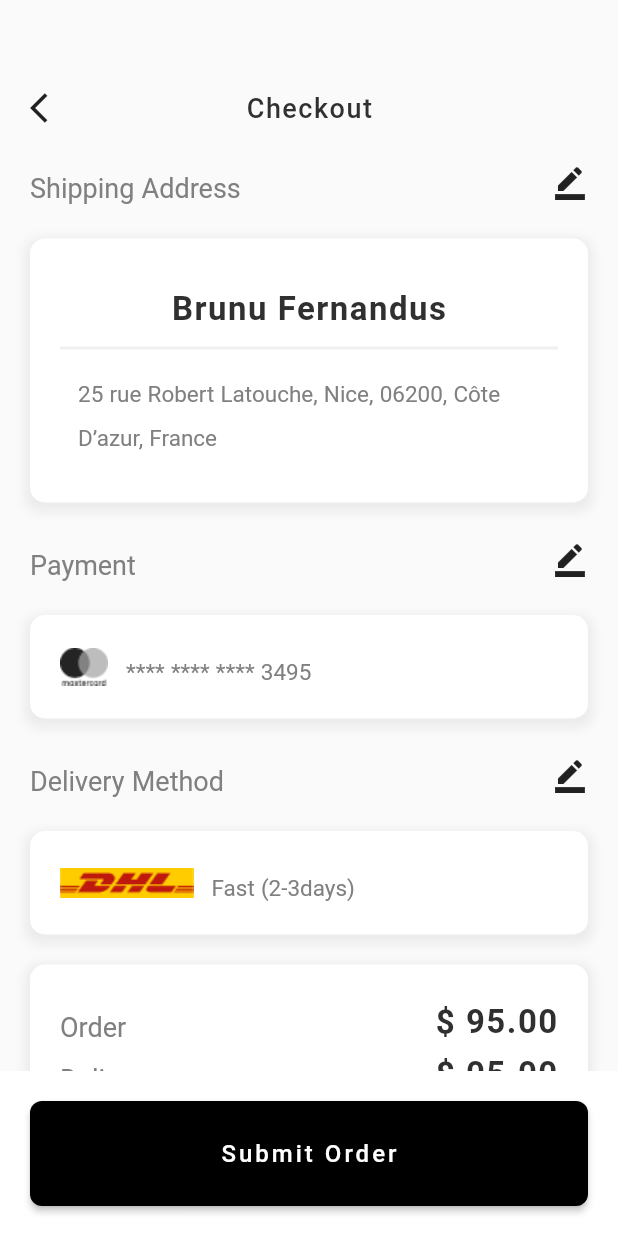
After one commit to tabiyah/FurnitureShopping, a Flutter app: the CheckoutScreen screen opened directly, on a phone screen of 412 x 824 dp. The commit adds this screen. Run offline on Flutter 3.47's test engine with Material 2 defaults, Android fonts, the phone set to English and light mode, and no system bars; Roboto replaces fonts that are missing (Gelasio, Nunito Sans).

Commit message:
checkout

```diff
--- /dev/null
+++ b/lib/commons/reuasabel_bottom_button.dart
@@ -0,0 +1,24 @@
+import 'package:flutter/material.dart';
+import 'package:furniture/commons/reusable_button.dart';
+
+class ReusableBottomButton extends StatelessWidget {
+  const ReusableBottomButton({super.key, required this.bottomButton});
+  final ReusableButton bottomButton;
+  @override
+  Widget build(BuildContext context) {
+    Size size = MediaQuery.of(context).size;
+    return BottomAppBar(
+        elevation: 0.0,
+        child: Row(
+          children: [
+            Expanded(
+              child: Padding(
+                padding: const EdgeInsets.all(20.0),
+                child: SizedBox(
+                    height: 70, width: size.width, child: bottomButton),
+              ),
+            ),
+          ],
+        ));
+  }
+}
--- /dev/null
+++ b/lib/commons/reusable_appbar.dart
@@ -0,0 +1,35 @@
+import 'package:flutter/material.dart';
+
+class ReusableAppBar extends StatelessWidget {
+  const ReusableAppBar({super.key, required this.title});
+  final String title;
+  @override
+  Widget build(BuildContext context) {
+    return Row(
+      children: [
+        GestureDetector(
+          onTap: () {
+            Navigator.pop(context);
+          },
+          child: const Icon(
+            Icons.arrow_back_ios,
+          ),
+        ),
+        const SizedBox(
+          width: 120,
+        ),
+        Text(
+          title,
+          style: const TextStyle(
+            color: Color(0xff303030),
+            fontFamily: 'Gelasio',
+            fontSize: 18.0,
+            fontWeight: FontWeight.w500,
+            height: 1.26,
+            letterSpacing: 1.0,
+          ),
+        ),
+      ],
+    );
+  }
+}
--- /dev/null
+++ b/lib/commons/reusable_checkout_container.dart
@@ -0,0 +1,36 @@
+import 'package:flutter/material.dart';
+
+class ReusableCheckoutContainer extends StatelessWidget {
+  const ReusableCheckoutContainer(
+      {super.key, required this.image, required this.text});
+  final String image;
+  final String text;
+  @override
+  Widget build(BuildContext context) {
+    Size size = MediaQuery.of(context).size;
+    return Container(
+      width: size.width,
+      margin: const EdgeInsets.only(top: 20),
+      padding: const EdgeInsets.all(20),
+      decoration: BoxDecoration(
+        color: const Color(0xffFFFFFF),
+        borderRadius: const BorderRadius.all(Radius.circular(10)),
+        boxShadow: [
+          BoxShadow(
+            color: const Color.fromARGB(255, 223, 220, 220).withOpacity(0.5),
+            spreadRadius: 3,
+            blurRadius: 5,
+            offset: const Offset(0, 3),
+          ),
+        ],
+      ),
+      child: Row(children: [
+        Image.asset(image),
+        const SizedBox(
+          width: 12,
+        ),
+        Text(text),
+      ]),
+    );
+  }
+}
--- /dev/null
+++ b/lib/commons/reusable_checkout_row.dart
@@ -0,0 +1,22 @@
+import 'package:flutter/material.dart';
+
+class ReusableCheckoutRow extends StatelessWidget {
+  const ReusableCheckoutRow({super.key, required this.title});
+  final String title;
+  @override
+  Widget build(BuildContext context) {
+    return Padding(
+      padding: const EdgeInsets.only(top: 20),
+      child: Row(
+        mainAxisAlignment: MainAxisAlignment.spaceBetween,
+        children: [
+          Text(
+            title,
+            style: Theme.of(context).textTheme.displaySmall,
+          ),
+          const Icon(Icons.border_color)
+        ],
+      ),
+    );
+  }
+}
--- /dev/null
+++ b/lib/commons/reusable_container2.dart
@@ -0,0 +1,29 @@
+import 'package:flutter/material.dart';
+
+class ReusableContainer2 extends StatelessWidget {
+  const ReusableContainer2({super.key, required this.column});
+  final Column column;
+
+  @override
+  Widget build(BuildContext context) {
+    Size size = MediaQuery.of(context).size;
+    return Container(
+      width: size.width,
+      margin: const EdgeInsets.only(top: 20),
+      padding: const EdgeInsets.all(20),
+      decoration: BoxDecoration(
+        color: const Color(0xffFFFFFF),
+        borderRadius: const BorderRadius.all(Radius.circular(10)),
+        boxShadow: [
+          BoxShadow(
+            color: const Color.fromARGB(255, 223, 220, 220).withOpacity(0.5),
+            spreadRadius: 3,
+            blurRadius: 5,
+            offset: const Offset(0, 3),
+          ),
+        ],
+      ),
+      child: column,
+    );
+  }
+}
--- /dev/null
+++ b/lib/commons/reusable_row.dart
@@ -0,0 +1,21 @@
+import 'package:flutter/material.dart';
+
+class ReusableRow extends StatelessWidget {
+  const ReusableRow({super.key, required this.price, required this.text});
+  final String text;
+  final String price;
+
+  @override
+  Widget build(BuildContext context) {
+    return Row(
+      mainAxisAlignment: MainAxisAlignment.spaceBetween,
+      children: [
+        Text(text, style: Theme.of(context).textTheme.displaySmall),
+        Text(
+          price,
+          style: Theme.of(context).textTheme.bodyLarge,
+        ),
+      ],
+    );
+  }
+}
--- a/lib/commons/reusable_top.dart
+++ b/lib/commons/reusable_top.dart
@@ -11,10 +11,7 @@ class _ReusableTopState extends State<ReusableTop> {
   @override
   Widget build(BuildContext context) {
     return Padding(
-      padding: const EdgeInsets.only(
-        top: 50,
-        left: 30,
-      ),
+      padding: const EdgeInsets.only(top: 50, left: 30, bottom: 50),
       child: Row(
         children: [
           Container(
--- a/lib/main.dart
+++ b/lib/main.dart
@@ -38,6 +38,23 @@ class MyApp extends StatelessWidget {
             wordSpacing: 0.4,
             color: Color(0xFF808080),
           ),
+          bodyLarge: TextStyle(
+            color: Color(0xff303030),
+            fontFamily: 'Gelasio',
+            fontSize: 22.0,
+            fontWeight: FontWeight.w700,
+            height: 1.26,
+            letterSpacing: 1.0,
+          ),
+          bodyMedium: TextStyle(
+            fontFamily: 'Nunito Sans',
+            fontSize: 15.0,
+            fontWeight: FontWeight.normal,
+            height: 1.94,
+            letterSpacing: 0.0,
+            wordSpacing: 0.4,
+            color: Color(0xFF808080),
+          ),
         ),
       ),
       home: const FirstScreen(),
--- a/lib/screens/cart_screen.dart
+++ b/lib/screens/cart_screen.dart
@@ -1,6 +1,9 @@
 import 'package:flutter/material.dart';
+import 'package:furniture/commons/reuasabel_bottom_button.dart';
+import 'package:furniture/commons/reusable_appbar.dart';
 import 'package:furniture/commons/reusable_button.dart';
 import 'package:furniture/commons/reusable_counter.dart';
+import 'package:furniture/screens/checkout_screen.dart';
 
 class CartScreen extends StatefulWidget {
   const CartScreen({
@@ -40,32 +43,7 @@ class _CartScreenState extends State<CartScreen> {
         padding: const EdgeInsets.only(top: 60, left: 20, right: 20),
         child: Column(
           children: [
-            Row(
-              children: [
-                GestureDetector(
-                  onTap: () {
-                    Navigator.pop(context);
-                  },
-                  child: const Icon(
-                    Icons.arrow_back_ios,
-                  ),
-                ),
-                const SizedBox(
-                  width: 120,
-                ),
-                const Text(
-                  "My Cart",
-                  style: TextStyle(
-                    color: Color(0xff303030),
-                    fontFamily: 'Gelasio',
-                    fontSize: 18.0,
-                    fontWeight: FontWeight.w500,
-                    height: 1.26,
-                    letterSpacing: 1.0,
-                  ),
-                ),
-              ],
-            ),
+            const ReusableAppBar(title: "My Cart"),
             const SizedBox(
               height: 30,
             ),
@@ -173,27 +151,17 @@ class _CartScreenState extends State<CartScreen> {
           ],
         ),
       ),
-      bottomNavigationBar: BottomAppBar(
-          elevation: 0.0,
-          child: Row(
-            children: [
-              Expanded(
-                child: Padding(
-                  padding: const EdgeInsets.all(20.0),
-                  child: SizedBox(
-                    height: 70,
-                    width: size.width,
-                    child: ReusableButton(
-                      buttonText: 'Add to cart',
-                      onPressed: () {},
-                      bgColor: const Color(0xff242424),
-                      txtColor: const Color(0xffFFFFFF),
-                    ),
-                  ),
-                ),
-              ),
-            ],
-          )),
+      bottomNavigationBar: ReusableBottomButton(
+          bottomButton: ReusableButton(
+              buttonText: "CheckOut",
+              onPressed: () {
+                Navigator.push(
+                    context,
+                    MaterialPageRoute(
+                        builder: (context) => const CheckoutScreen()));
+              },
+              bgColor: Colors.black,
+              txtColor: Colors.white)),
     );
   }
 }
--- /dev/null
+++ b/lib/screens/checkout_screen.dart
@@ -0,0 +1,89 @@
+import 'package:flutter/material.dart';
+import 'package:furniture/commons/reusable_appbar.dart';
+import 'package:furniture/commons/reusable_checkout_container.dart';
+import 'package:furniture/commons/reusable_checkout_row.dart';
+import 'package:furniture/commons/reusable_container2.dart';
+import 'package:furniture/commons/reusable_row.dart';
+import 'package:furniture/commons/reuasabel_bottom_button.dart';
+import 'package:furniture/commons/reusable_button.dart';
+import 'package:furniture/screens/congrats_screen.dart';
+
+class CheckoutScreen extends StatefulWidget {
+  const CheckoutScreen({super.key});
+
+  @override
+  State<CheckoutScreen> createState() => _CheckoutScreenState();
+}
+
+class _CheckoutScreenState extends State<CheckoutScreen> {
+  @override
+  Widget build(BuildContext context) {
+    Size size = MediaQuery.of(context).size;
+    return Scaffold(
+      body: SingleChildScrollView(
+        child: Container(
+          padding: const EdgeInsets.only(top: 60, left: 20, right: 20),
+          child: Column(children: [
+            const ReusableAppBar(
+              title: "Checkout",
+            ),
+            const ReusableCheckoutRow(title: "Shipping Address"),
+            ReusableContainer2(
+                column: Column(
+              children: [
+                Padding(
+                  padding: const EdgeInsets.all(12.0),
+                  child: Text("Brunu Fernandus",
+                      style: Theme.of(context).textTheme.bodyLarge),
+                ),
+                Container(
+                  width: size.width,
+                  decoration: const BoxDecoration(
+                    border: Border(
+                      bottom: BorderSide(
+                        color: Color(0xffF0F0F0),
+                        width: 2.0,
+                      ),
+                    ),
+                  ),
+                ),
+                Padding(
+                  padding: const EdgeInsets.all(12.0),
+                  child: Text(
+                    "25 rue Robert Latouche, Nice, 06200, Côte D’azur, France",
+                    style: Theme.of(context).textTheme.bodyMedium,
+                  ),
+                )
+              ],
+            )),
+            const ReusableCheckoutRow(title: "Payment"),
+            const ReusableCheckoutContainer(
+                image: "assets/mastercard.png", text: "**** **** **** 3495"),
+            const ReusableCheckoutRow(title: "Delivery Method"),
+            const ReusableCheckoutContainer(
+                image: "assets/dhl.png", text: "Fast (2-3days)"),
+            const ReusableContainer2(
+                column: Column(
+              children: [
+                ReusableRow(price: "\$ 95.00", text: "Order"),
+                ReusableRow(price: "\$ 05.00", text: "Delivery"),
+                ReusableRow(price: "\$ 100.00", text: "Total"),
+              ],
+            ))
+          ]),
+        ),
+      ),
+      bottomNavigationBar: ReusableBottomButton(
+          bottomButton: ReusableButton(
+              buttonText: "Submit Order",
+              onPressed: () {
+                Navigator.push(
+                    context,
+                    MaterialPageRoute(
+                        builder: (context) => const CongratsScreen()));
+              },
+              bgColor: Colors.black,
+              txtColor: Colors.white)),
+    );
+  }
+}
--- /dev/null
+++ b/lib/screens/congrats_screen.dart
@@ -0,0 +1,10 @@
+import 'package:flutter/material.dart';
+
+class CongratsScreen extends StatelessWidget {
+  const CongratsScreen({super.key});
+
+  @override
+  Widget build(BuildContext context) {
+    return const Placeholder();
+  }
+}
--- a/lib/screens/signup_screen.dart
+++ b/lib/screens/signup_screen.dart
@@ -100,7 +100,6 @@ class _SignupScreenState extends State<SignupScreen> {
           Padding(
             padding: const EdgeInsets.only(
               left: 24,
-              top: 40,
             ),
             child: Text(
               'Hello!',
```
Also changed, not shown: assets/dhl.png (added), assets/mastercard.png (added), assets/pen.png (added).
